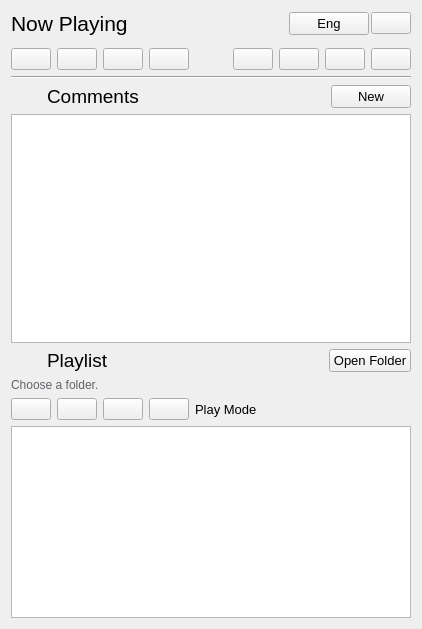
Old version of the form listpanel.ui in the repository lcx-0504/UserInterfaceCoursework.
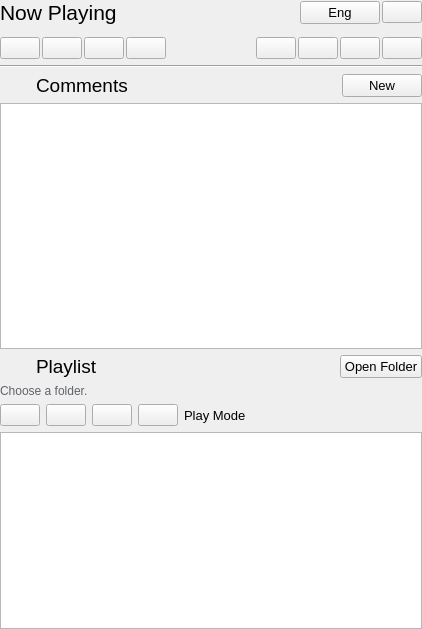
New version of the form. Icons and pictures are not drawn.

Patch:
```diff
--- a/listpanel.ui
+++ b/listpanel.ui
@@ -11,7 +11,7 @@
    </rect>
   </property>
   <property name="sizePolicy">
-   <sizepolicy hsizetype="Fixed" vsizetype="Preferred">
+   <sizepolicy hsizetype="Preferred" vsizetype="Preferred">
     <horstretch>0</horstretch>
     <verstretch>0</verstretch>
    </sizepolicy>
@@ -26,6 +26,18 @@
    <string>Form</string>
   </property>
   <layout class="QVBoxLayout" name="verticalLayout_3">
+   <property name="leftMargin">
+    <number>0</number>
+   </property>
+   <property name="topMargin">
+    <number>0</number>
+   </property>
+   <property name="rightMargin">
+    <number>0</number>
+   </property>
+   <property name="bottomMargin">
+    <number>0</number>
+   </property>
    <item>
     <layout class="QHBoxLayout" name="horizontalLayout_5">
      <property name="spacing">
@@ -127,6 +139,9 @@
    </item>
    <item>
     <layout class="QHBoxLayout" name="horizontalLayout_3">
+     <property name="spacing">
+      <number>2</number>
+     </property>
      <item>
       <widget class="QPushButton" name="FavouriteButton">
        <property name="sizePolicy">
```
